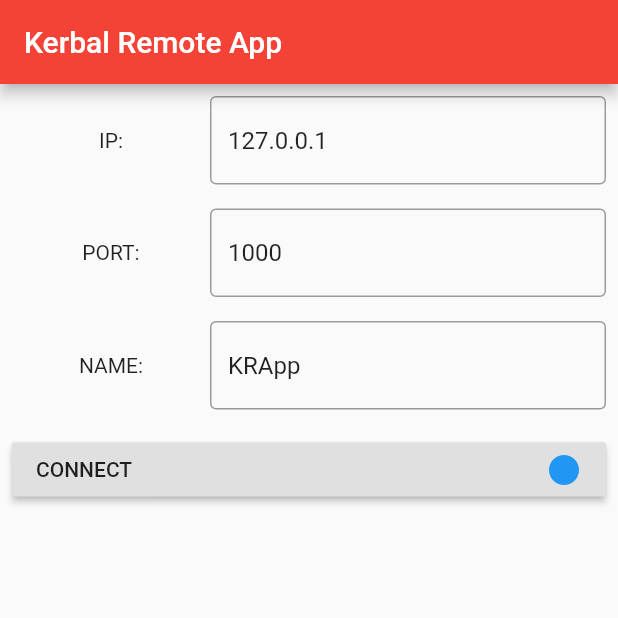
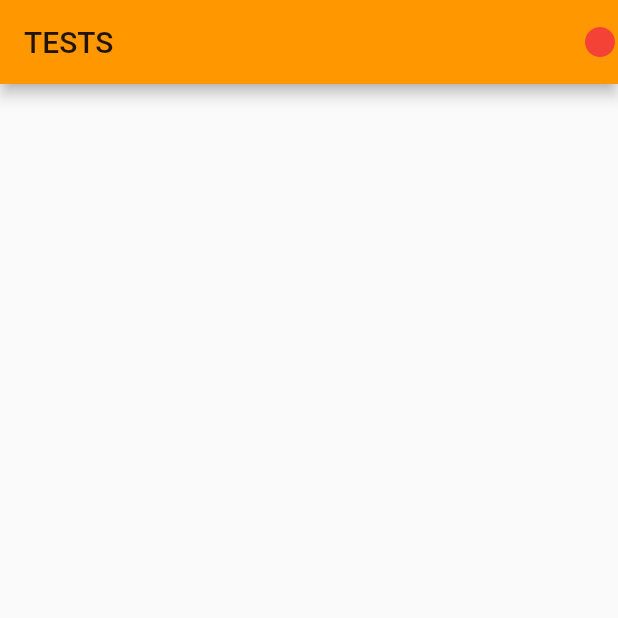
Before and after one commit to MecaVol/KerbalRemoteApplication, a Flutter app: the screen it shows after launch, on a phone screen of 412 x 824 dp, the top half of it. Run offline on Flutter 3.47's test engine with Material 2 defaults, Android fonts, the phone set to English and light mode, and no system bars; our stand-ins replace bloc, fixnum, flutter_bloc, logger, shared_preferences; missing offline and left inert: logger_flutter, protobuf.

Commit message:
Tests page and named routing preparation done

```diff
--- a/lib/main.dart
+++ b/lib/main.dart
@@ -1,18 +1,37 @@
 import 'package:flutter/material.dart';
+import 'package:flutter_bloc/flutter_bloc.dart';
+import 'package:kerbal_remote_application/pages/route_generator.dart';
 import 'package:logger_flutter/logger_flutter.dart';
-import 'pages/home_page.dart';
+import 'blocs/kerbal_communicator/kerbal_communicator_bloc.dart';
+import 'blocs/kerbal_connection/kerbal_connection_bloc.dart';
+import 'blocs/shared_prefs/shared_prefs_bloc.dart';
+import 'pages/connection_page.dart';
 import 'themes/theme_generator.dart';
 
-void main() {runApp(KerbalRemoteApp());}
+void main() {
+  runApp(KerbalRemoteApp());
+}
 
 class KerbalRemoteApp extends StatelessWidget {
   @override
   Widget build(BuildContext context) {
-    return MaterialApp(
-      title: 'Flutter Demo',
-      theme: ThemeGenerator.getDefaultTheme(),
-      home: LogConsoleOnShake(
-        child: HomePage()
+    return MultiBlocProvider(
+      providers: [
+        BlocProvider<KrappConnBloc>(
+          create: (_) => KrappConnBloc(),
+        ),
+        BlocProvider<KerbalComBloc>(
+          create: (_) => KerbalComBloc(),
+        ),
+        BlocProvider<SharedPrefsBloc>(
+          create: (_) => SharedPrefsBloc(),
+        )
+      ],
+      child: MaterialApp(
+        title: 'Flutter Demo',
+        theme: ThemeGenerator.getDefaultTheme(),
+        initialRoute: '/',
+        onGenerateRoute: RouteGenerator.generateRoute,
       ),
     );
   }
--- /dev/null
+++ b/lib/pages/debug_page.dart
@@ -0,0 +1,16 @@
+import 'package:flutter/material.dart';
+import 'package:kerbal_remote_application/widgets/kerbal_connection_icon.dart';
+
+class DebugPage extends StatelessWidget {
+  @override
+  Widget build(BuildContext context) {
+    return Scaffold(
+      appBar: AppBar(
+        title: Text('TESTS'),
+        actions: <Widget>[
+          KrappConnIcon(),
+        ],
+      ),
+    );
+  }
+}
--- a/lib/pages/home_page.dart
+++ /dev/null
@@ -1,31 +0,0 @@
-import 'package:flutter/material.dart';
-import 'package:flutter_bloc/flutter_bloc.dart';
-import 'package:kerbal_remote_application/blocs/kerbal_communicator/kerbal_communicator_bloc.dart';
-import 'package:kerbal_remote_application/blocs/kerbal_connection/kerbal_connection_bloc.dart';
-import 'package:kerbal_remote_application/blocs/shared_prefs/shared_prefs_bloc.dart';
-import 'package:kerbal_remote_application/widgets/kerbal_connection_widget.dart';
-
-class HomePage extends StatelessWidget {
-  @override
-  Widget build(BuildContext context) {
-    return Scaffold(
-      appBar: AppBar(
-        title: Text('Kerbal Remote App'),
-      ),
-      body: MultiBlocProvider(
-        providers: [
-          BlocProvider<KrappConnBloc>(
-            create: (_) => KrappConnBloc(),
-          ),
-          BlocProvider<KerbalComBloc>(
-            create: (_) => KerbalComBloc(),
-          ),
-          BlocProvider<SharedPrefsBloc>(
-            create: (_) => SharedPrefsBloc(),
-          )
-        ],
-        child: KerbalConnectionWidget(),
-      ),
-    );
-  }
-}
--- /dev/null
+++ b/lib/pages/route_generator.dart
@@ -0,0 +1,18 @@
+import 'package:flutter/material.dart';
+import 'package:kerbal_remote_application/pages/connection_page.dart';
+import 'package:kerbal_remote_application/pages/debug_page.dart';
+
+class RouteGenerator {
+  static Route<dynamic> generateRoute(RouteSettings settings) {
+    final args = settings.arguments;
+
+    switch (settings.name) {
+      case '/':
+        return MaterialPageRoute(builder: (_) => DebugPage());
+      case '/connection':
+        return MaterialPageRoute(builder: (_) => ConnectionPage());
+      default:
+        return MaterialPageRoute(builder: (_) => DebugPage());
+    }
+  }
+}
--- a/lib/themes/theme_generator.dart
+++ b/lib/themes/theme_generator.dart
@@ -3,7 +3,7 @@ import 'package:flutter/material.dart';
 class ThemeGenerator {
   static ThemeData getDefaultTheme() {
     return ThemeData(
-      primarySwatch: Colors.red,
+      primarySwatch: Colors.orange,
       visualDensity: VisualDensity.adaptivePlatformDensity,
       // TextField stuff:
       inputDecorationTheme: InputDecorationTheme(
--- /dev/null
+++ b/lib/widgets/kerbal_connection_icon.dart
@@ -0,0 +1,24 @@
+import 'package:flutter/material.dart';
+import 'package:flutter_bloc/flutter_bloc.dart';
+import 'package:kerbal_remote_application/blocs/kerbal_connection/kerbal_connection_bloc.dart';
+
+class KrappConnIcon extends StatelessWidget {
+  @override
+  Widget build(BuildContext context) {
+    return GestureDetector(
+      onTap: (){
+        Navigator.pushNamed(context, '/connection');
+      },
+      child: BlocBuilder<KrappConnBloc, KrappConnState>(
+        builder: (context, state) {
+          if (state is StatusKrappConnState &&
+              state.status == CONNECTION_STATUS.CONNECTED) {
+            return Icon(Icons.brightness_1, color:  Colors.green,);
+          } else {
+            return Icon(Icons.brightness_1, color:  Colors.red,);
+          }
+        },
+      ),
+    );
+  }
+}
```
Also changed, not shown: lib/pages/connection_page.dart (added, +14 -0 lines), lib/widgets/kerbal_connection_widget.dart (+26 -2 lines).
